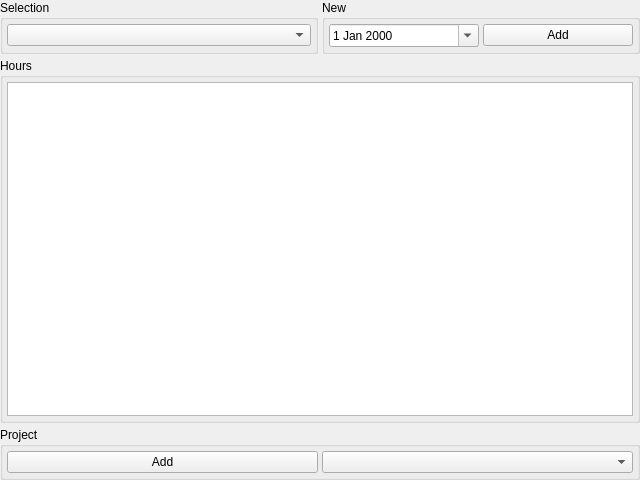
Above: HourGlass/forms/WWorkHours.ui from CaSchmidt/HourGlass before the change. Below: the same form after it.
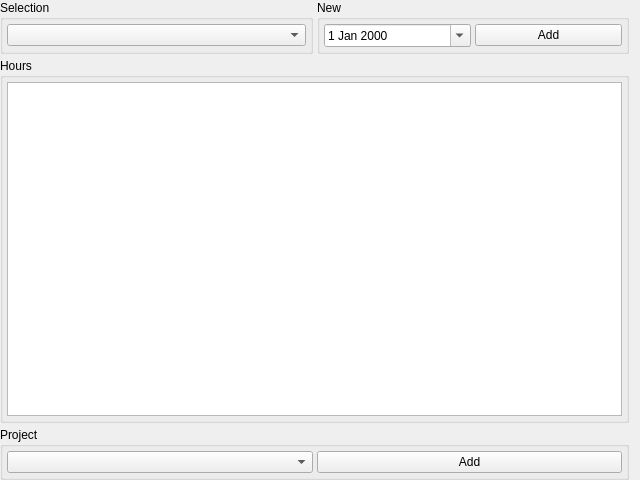
That is the form after the change.

Commit message: Re-arrange UI.

Patch:
```diff
--- a/HourGlass/forms/WWorkHours.ui
+++ b/HourGlass/forms/WWorkHours.ui
@@ -20,9 +20,6 @@
    <property name="topMargin">
     <number>0</number>
    </property>
-   <property name="rightMargin">
-    <number>0</number>
-   </property>
    <property name="bottomMargin">
     <number>0</number>
    </property>
@@ -155,16 +152,16 @@
       <property name="bottomMargin">
        <number>4</number>
       </property>
-      <item>
-       <widget class="QPushButton" name="addItemButton">
-        <property name="text">
-         <string>Add</string>
-        </property>
-       </widget>
-      </item>
       <item>
        <widget class="QComboBox" name="projectCombo"/>
       </item>
+      <item>
+       <widget class="QPushButton" name="addItemButton">
+        <property name="text">
+         <string>Add</string>
+        </property>
+       </widget>
+      </item>
      </layout>
     </widget>
    </item>
```
Left out of the diff: 4 changed lines with no effect on the pictures. The commit also changes 1 other file.
